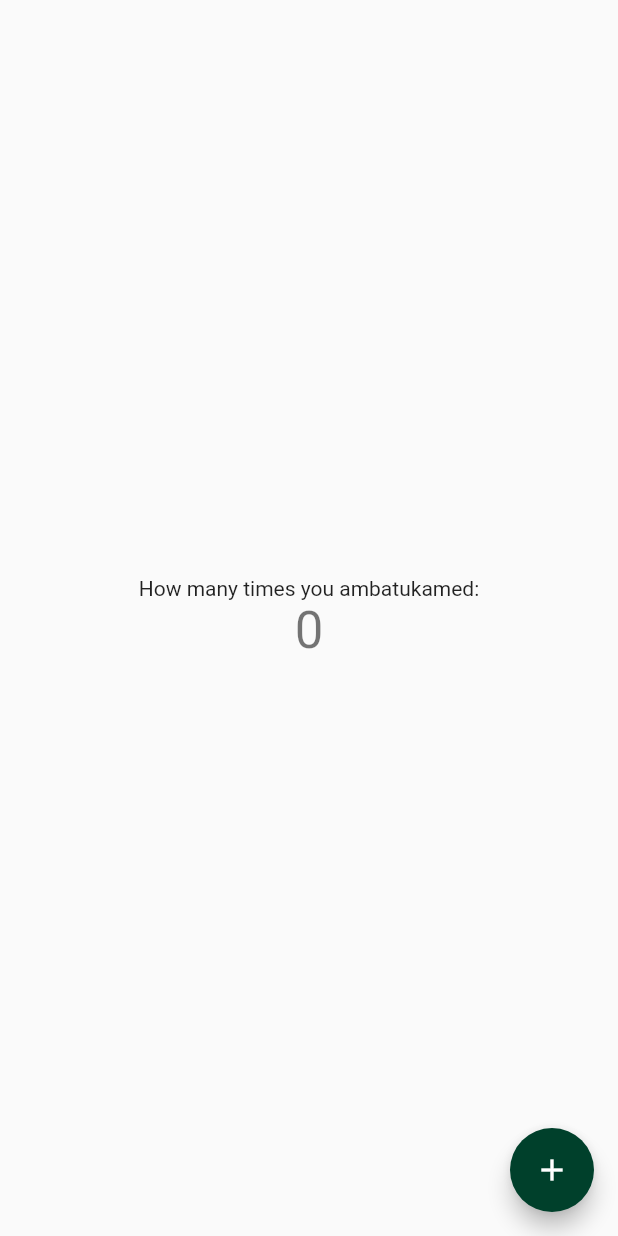
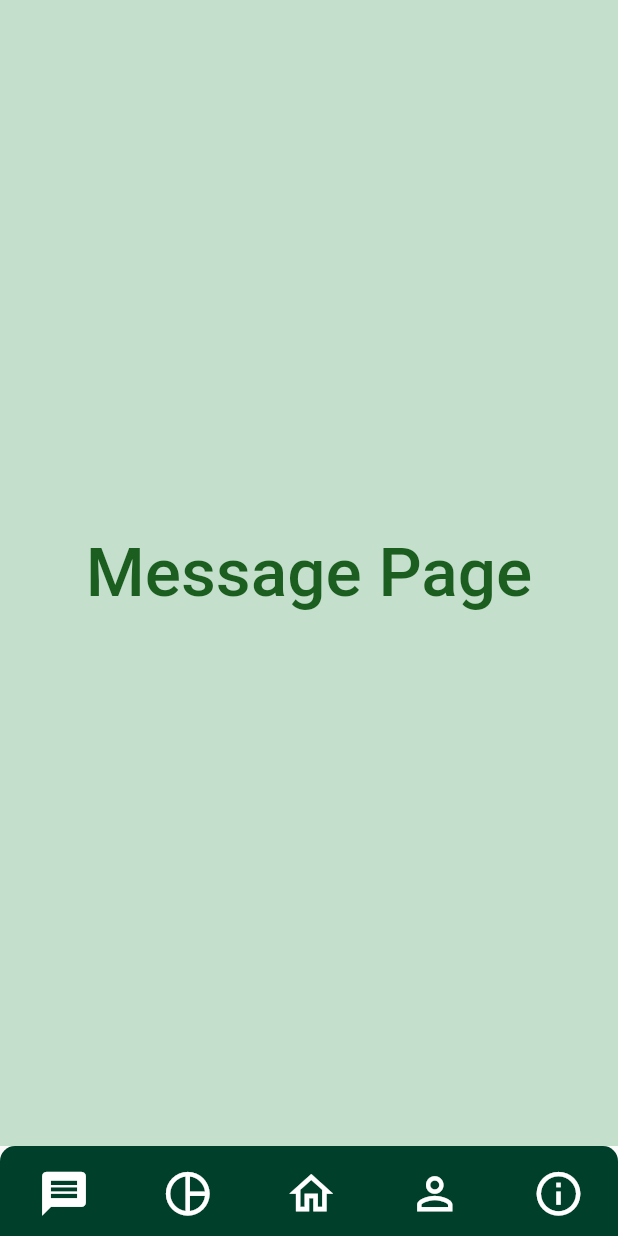
Before and after one commit to marcelee0713/HKSA, a Flutter app: the screen it shows after launch, on a phone screen of 412 x 824 dp. Run offline on Flutter 3.47's test engine with Material 2 defaults, Android fonts, the light colour scheme and no system bars.

Commit message:
Added navigation bar and screens

```diff
--- /dev/null
+++ b/lib/constant/navigation_bar.dart
@@ -0,0 +1,144 @@
+import 'package:flutter/material.dart';
+import 'package:hksa/constant/colors.dart';
+import 'package:hksa/pages/messages.dart';
+import 'package:hksa/pages/chart.dart';
+import 'package:hksa/pages/home.dart';
+import 'package:hksa/pages/profile.dart';
+import 'package:hksa/pages/info.dart';
+
+class Navigation extends StatefulWidget {
+  const Navigation({Key? key}) : super(key: key);
+
+  @override
+  State<Navigation> createState() => _NavigationState();
+}
+
+class _NavigationState extends State<Navigation> {
+  int pageIndex = 0;
+
+  final pages = [
+    const Messages(),
+    const Chart(),
+    const Home(),
+    const Profile(),
+    const Info(),
+  ];
+
+  @override
+  Widget build(BuildContext context) {
+    return Scaffold(
+      body: pages[pageIndex],
+      bottomNavigationBar: Container(
+        height: 60,
+        decoration: const BoxDecoration(
+          color: ColorPalette.primary,
+          borderRadius: BorderRadius.only(
+            topLeft: Radius.circular(10),
+            topRight: Radius.circular(10,
+            ),
+          ),
+        ),
+        child: Row(
+          mainAxisAlignment: MainAxisAlignment.spaceAround,
+          children: [
+            IconButton(
+              enableFeedback: false,
+              onPressed: () {
+                setState(() {
+                  pageIndex = 0;
+                });
+              },
+              icon: pageIndex == 0
+                  ? const Icon(
+                Icons.message,
+                color: Colors.white,
+                size: 35,
+              )
+                  : const Icon(
+                Icons.message_outlined,
+                color: Colors.white,
+                size: 35,
+              ),
+            ),
+            IconButton(
+              enableFeedback: false,
+              onPressed: () {
+                setState(() {
+                  pageIndex = 1;
+                });
+              },
+              icon: pageIndex == 1
+                  ? const Icon(
+                Icons.pie_chart,
+                color: Colors.white,
+                size: 35,
+              )
+                  : const Icon(
+                Icons.pie_chart_outline,
+                color: Colors.white,
+                size: 35,
+              ),
+            ),
+            IconButton(
+              enableFeedback: false,
+              onPressed: () {
+                setState(() {
+                  pageIndex = 2;
+                });
+              },
+              icon: pageIndex == 2
+                  ? const Icon(
+                Icons.home,
+                color: Colors.white,
+                size: 35,
+              )
+                  : const Icon(
+                Icons.home_outlined,
+                color: Colors.white,
+                size: 35,
+              ),
+            ),
+            IconButton(
+              enableFeedback: false,
+              onPressed: () {
+                setState(() {
+                  pageIndex = 3;
+                });
+              },
+              icon: pageIndex == 3
+                  ? const Icon(
+                Icons.person,
+                color: Colors.white,
+                size: 35,
+              )
+                  : const Icon(
+                Icons.person_outline,
+                color: Colors.white,
+                size: 35,
+              ),
+            ),
+            IconButton(
+              enableFeedback: false,
+              onPressed: () {
+                setState(() {
+                  pageIndex = 4;
+                });
+              },
+              icon: pageIndex == 4
+                  ? const Icon(
+                Icons.info,
+                color: Colors.white,
+                size: 35,
+              )
+                  : const Icon(
+                Icons.info_outline,
+                color: Colors.white,
+                size: 35,
+              ),
+            ),
+          ],
+        ),
+      ),
+    );
+  }
+}
--- a/lib/main.dart
+++ b/lib/main.dart
@@ -1,5 +1,7 @@
 import 'package:flutter/material.dart';
-import 'constant/colors.dart';
+import 'package:hksa/constant/colors.dart';
+import 'package:hksa/constant/navigation_bar.dart';
+
 
 void main() {
   runApp(const MyApp());
@@ -15,11 +17,12 @@ class MyApp extends StatelessWidget {
       theme: ThemeData(
         primarySwatch: Palette.royalGreen,
       ),
-      home: const MyHomePage(title: 'Flutter Demo Home Page'),
+      home: const Navigation(),
     );
   }
 }
 
+/*
 class MyHomePage extends StatefulWidget {
   const MyHomePage({super.key, required this.title});
   final String title;
@@ -62,3 +65,4 @@ class _MyHomePageState extends State<MyHomePage> {
     );
   }
 }
+ */
--- /dev/null
+++ b/lib/pages/messages.dart
@@ -0,0 +1,27 @@
+import 'package:flutter/material.dart';
+
+class Messages extends StatefulWidget {
+  const Messages({Key? key}) : super(key: key);
+
+  @override
+  State<Messages> createState() => _MessagesState();
+}
+
+class _MessagesState extends State<Messages> {
+  @override
+  Widget build(BuildContext context) {
+    return Container(
+      color: const Color(0xffC4DFCB),
+      child: Center(
+        child: Text(
+          "Message Page",
+          style: TextStyle(
+            color: Colors.green[900],
+            fontSize: 45,
+            fontWeight: FontWeight.w500,
+          ),
+        ),
+      ),
+    );
+  }
+}
--- a/pubspec.yaml
+++ b/pubspec.yaml
@@ -36,6 +36,7 @@ dependencies:
   # The following adds the Cupertino Icons font to your application.
   # Use with the CupertinoIcons class for iOS style icons.
   cupertino_icons: ^1.0.2
+  hexcolor: ^3.0.1
 
 dev_dependencies:
   flutter_test:
```
Also changed, not shown: lib/pages/chart.dart (added, +27 -0 lines), lib/pages/home.dart (added, +27 -0 lines), lib/pages/info.dart (added, +22 -0 lines), lib/pages/profile.dart (added, +27 -0 lines), pubspec.lock, 1 other file.
